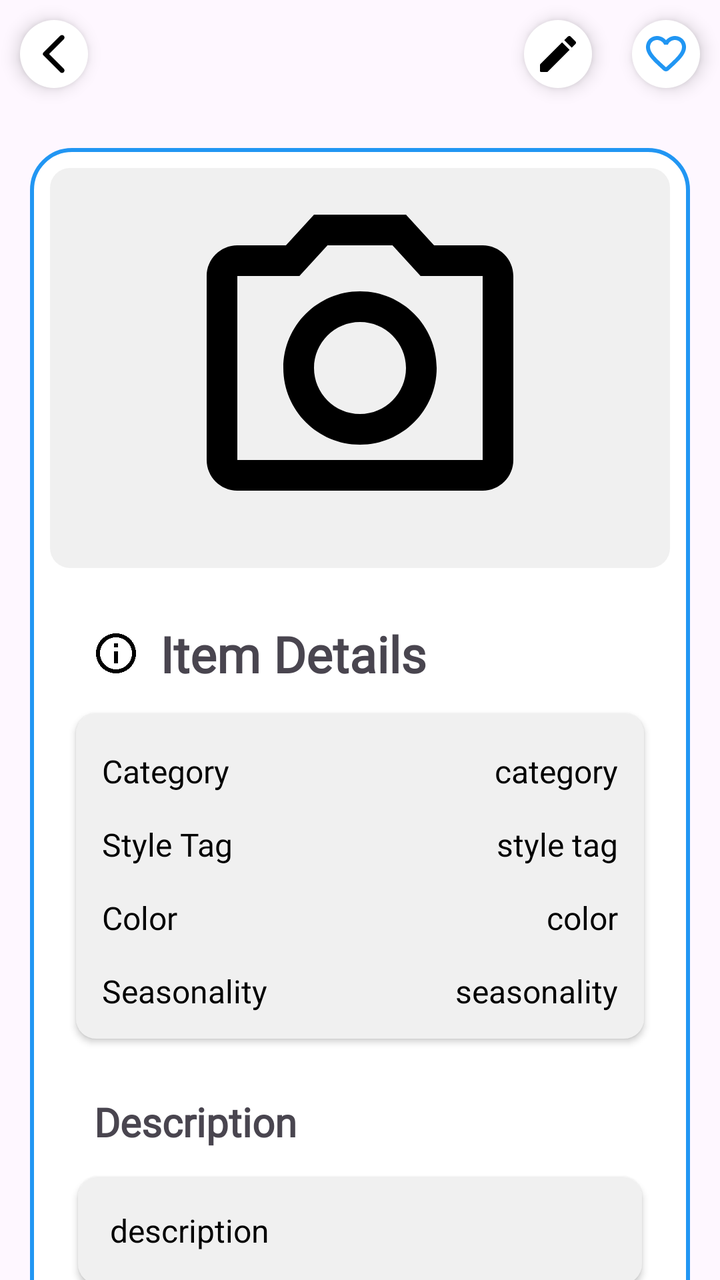
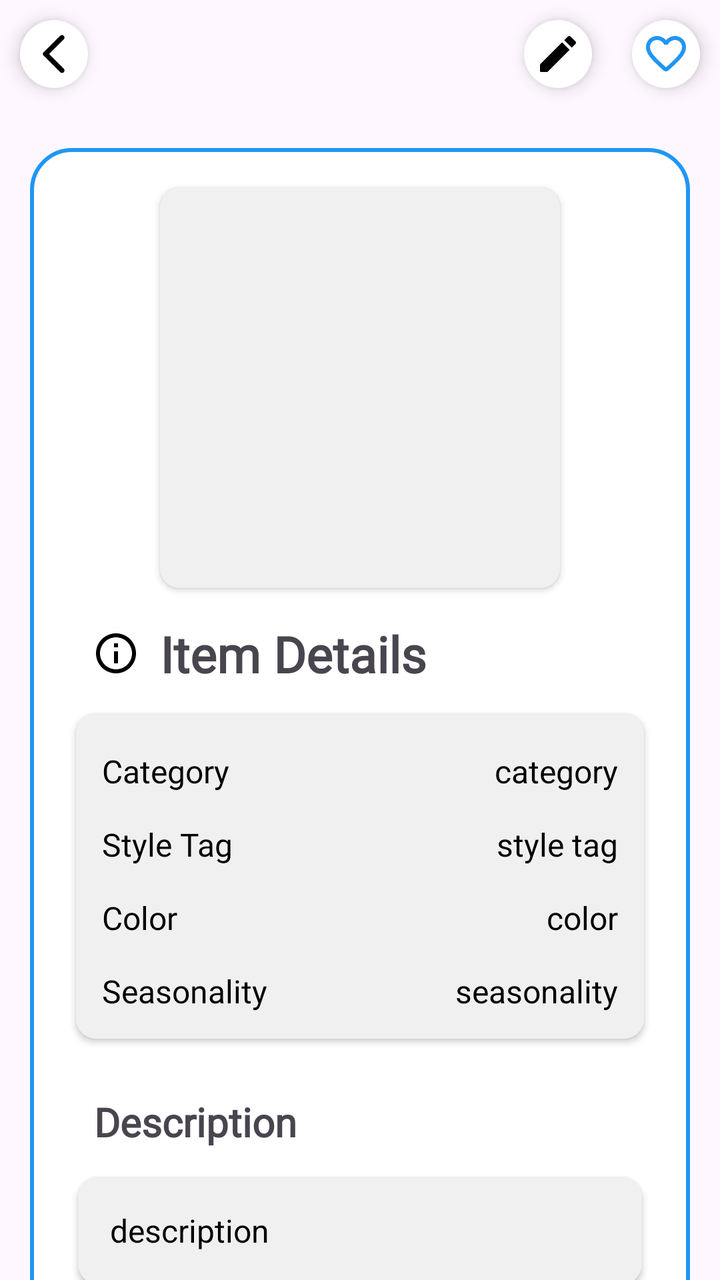

The first picture is an Android layout as it rendered before a commit; the second is the same layout after the commit. The layout source and the unified diff follow.
<!-- AndroidManifest.xml: application theme Theme.StyleWIZ_vol2 -->
<!-- res/layout/fragment_details.xml -->
<?xml version="1.0" encoding="utf-8"?>
<LinearLayout
    xmlns:android="http://schemas.android.com/apk/res/android"
    xmlns:tools="http://schemas.android.com/tools"
    android:layout_width="match_parent"
    android:layout_height="match_parent"
    xmlns:app="http://schemas.android.com/apk/res-auto"
    android:orientation="vertical"
    tools:context=".DetailsFragment">


    <LinearLayout
        android:layout_width="match_parent"
        android:layout_height="wrap_content"
        android:id="@+id/navigation_top"
        android:orientation="horizontal"
        android:gravity="center_vertical">

        <ImageView
            android:layout_width="wrap_content"
            android:layout_height="wrap_content"
            android:id="@+id/back"
            android:layout_margin="10dp"
            android:padding="5dp"
            android:elevation="5dp"
            android:layout_gravity="center"
            android:background="@drawable/circle_shape"
            android:src="@drawable/round_arrow_back_24"/>

        <View
            android:layout_width="0dp"
            android:layout_height="0dp"
            android:layout_weight="1"/>

        <ImageView
            android:layout_width="wrap_content"
            android:layout_height="wrap_content"
            android:id="@+id/edit"
            android:layout_margin="10dp"
            android:padding="5dp"
            android:elevation="5dp"
            android:layout_gravity="center"
            android:background="@drawable/circle_shape"
            android:src="@drawable/round_edit_24"/>
        <ImageView
            android:layout_width="wrap_content"
            android:layout_height="wrap_content"
            android:id="@+id/like"
            android:layout_margin="10dp"
            android:padding="5dp"
            android:elevation="5dp"
            android:layout_gravity="center"
            android:background="@drawable/circle_shape"
            android:src="@drawable/round_favorite_border_24"
            app:tint="@color/blue"/>


    </LinearLayout>





    <ScrollView
        android:layout_width="match_parent"
        android:layout_height="match_parent"
        android:clipToPadding="false"
        android:padding="5dp"
        android:scrollbars="none"
        android:fillViewport="true"
        app:layout_behavior="@string/appbar_scrolling_view_behavior">

        <LinearLayout
            android:layout_width="match_parent"
            android:layout_height="wrap_content"
            android:clipToPadding="false"
            android:orientation="vertical"
            android:padding="10dp">



        <LinearLayout
            android:clipToPadding="false"
            android:layout_width="match_parent"
            android:layout_height="wrap_content"
            android:layout_marginTop="5dp"
            android:background="@drawable/white_background"
            android:orientation="vertical"
            android:padding="10dp"
            app:layout_constraintEnd_toEndOf="parent"
            app:layout_constraintStart_toStartOf="parent"
            app:layout_constraintTop_toBottomOf="parent">

            <ImageView
                android:id="@+id/detImage"
                android:layout_width="match_parent"
                android:layout_height="wrap_content"
                android:maxHeight="200dp"
                android:adjustViewBounds="true"
                android:scaleType="fitCenter"
                android:contentDescription="Detail Image"
                android:src="@drawable/outline_photo_camera_24"
                android:background="@drawable/rounded_corners"/>

            <LinearLayout
                android:id="@+id/linearLayoutEdit"
                android:layout_width="match_parent"
                android:layout_height="wrap_content"
                android:orientation="vertical"
                android:elevation="3dp"
                android:padding="8dp"
                app:layout_constraintEnd_toEndOf="parent"
                app:layout_constraintStart_toStartOf="parent"
                app:layout_constraintTop_toBottomOf="@id/detailImage">


                <LinearLayout
                    android:layout_width="match_parent"
                    android:layout_height="wrap_content"
                    android:layout_marginLeft="5dp"
                    android:layout_marginTop="10dp"
                    android:layout_marginRight="5dp"
                    android:orientation="horizontal"
                    android:padding="8dp">


                    <TextView
                        android:id="@+id/title"
                        android:layout_width="wrap_content"
                        android:layout_height="wrap_content"
                        android:layout_weight="1"
                        android:fontFamily="@font/roboto"
                        android:text="Item Details"
                        android:drawableLeft="@drawable/outline_info_24"
                        android:drawablePadding="10sp"
                        android:textSize="25sp"
                        android:textStyle="bold" />



                </LinearLayout>

            <LinearLayout
                android:layout_width="match_parent"
                android:layout_height="wrap_content"
                android:orientation="vertical"
                android:padding="8dp"
                android:layout_margin="5dp"
                android:elevation="2dp"
                android:outlineProvider="background"
                android:background="@drawable/rounded_corners">

                <LinearLayout
                    android:layout_width="match_parent"
                    android:layout_height="match_parent"
                    android:layout_marginTop="5dp"
                    android:orientation="horizontal"
                    android:padding="5dp">


                    <TextView
                        android:id="@+id/email"
                        android:layout_width="0dp"
                        android:layout_height="wrap_content"
                        android:layout_weight="2"
                        android:fontFamily="@font/roboto"
                        android:text="Category"
                        android:textColor="@color/black"
                        android:textSize="16sp"
                        android:textStyle="" />

                    <TextView
                        android:id="@+id/detailCat"
                        android:layout_width="0dp"
                        android:layout_height="wrap_content"
                        android:layout_marginStart="25dp"
                        android:layout_weight="3"
                        android:text="category"
                        android:textAlignment="viewEnd"
                        android:textColor="@color/black"
                        android:textSize="16sp" />


                </LinearLayout>


                <LinearLayout
                    android:layout_width="match_parent"
                    android:layout_height="match_parent"
                    android:layout_marginTop="5dp"
                    android:orientation="horizontal"
                    android:padding="5dp">


                    <TextView
                        android:id="@+id/username"
                        android:layout_width="0dp"
                        android:layout_height="wrap_content"
                        android:layout_weight="2"
                        android:fontFamily="@font/roboto"
                        android:text="Style Tag"
                        android:textColor="@color/black"
                        android:textSize="16sp"/>

                    <TextView
                        android:id="@+id/detailStyleTag"
                        android:layout_width="0dp"
                        android:layout_height="wrap_content"
                        android:layout_marginStart="25dp"
                        android:layout_weight="3"
                        android:text="style tag"
                        android:textAlignment="viewEnd"
                        android:textColor="@color/black"
                        android:textSize="16sp" />


                </LinearLayout>


                <LinearLayout
                    android:layout_width="match_parent"
                    android:layout_height="match_parent"
                    android:layout_marginTop="5dp"
                    android:orientation="horizontal"
                    android:padding="5dp">


                    <TextView
                        android:id="@+id/password"
                        android:layout_width="0dp"
                        android:layout_height="wrap_content"
                        android:layout_weight="2"
                        android:fontFamily="@font/roboto"
                        android:text="Color"
                        android:textColor="@color/black"
                        android:textSize="16sp"/>

                    <TextView
                        android:id="@+id/detailColor"
                        android:layout_width="0dp"
                        android:layout_height="wrap_content"
                        android:layout_marginStart="25dp"
                        android:layout_weight="3"
                        android:text="color"
                        android:textAlignment="viewEnd"
                        android:textColor="@color/black"
                        android:textSize="16sp" />


                </LinearLayout>


                <LinearLayout
                    android:layout_width="match_parent"
                    android:layout_height="match_parent"
                    android:layout_marginTop="5dp"
                    android:orientation="horizontal"
                    android:padding="5dp">


                    <TextView
                        android:id="@+id/season"
                        android:layout_width="0dp"
                        android:layout_height="wrap_content"
                        android:layout_weight="2"
                        android:fontFamily="@font/roboto"
                        android:text="Seasonality"
                        android:textColor="@color/black"
                        android:textSize="16sp"/>

                    <TextView
                        android:id="@+id/detailSeason"
                        android:layout_width="0dp"
                        android:layout_height="wrap_content"
                        android:layout_marginStart="25dp"
                        android:layout_weight="3"
                        android:text="seasonality"
                        android:textAlignment="viewEnd"
                        android:textColor="@color/black"
                        android:textSize="16sp" />

                </LinearLayout>




            </LinearLayout>

            <LinearLayout
                android:layout_width="match_parent"
                android:layout_height="wrap_content"
                android:layout_marginLeft="6dp"
                android:layout_marginTop="15dp"
                android:layout_marginRight="6dp"
                android:orientation="horizontal"
                android:padding="8dp">


                <TextView
                    android:id="@+id/desc"
                    android:layout_width="wrap_content"
                    android:layout_height="wrap_content"
                    android:layout_weight="1"
                    android:fontFamily="@font/roboto"
                    android:text="Description"
                    android:textSize="20sp"
                    android:textStyle="bold" />



            </LinearLayout>

                <LinearLayout
                    android:layout_width="match_parent"
                    android:layout_height="wrap_content"
                    android:orientation="vertical"
                    android:padding="8dp"
                    android:layout_margin="6dp"
                    android:elevation="2dp"
                    android:outlineProvider="background"
                    android:background="@drawable/rounded_corners">

                    <TextView
                        android:id="@+id/detailDesc"
                        android:layout_width="match_parent"
                        android:layout_height="wrap_content"
                        android:padding="8dp"
                        android:text="description"
                        android:textAlignment="viewStart"
                        android:textColor="@color/black"
                        android:textSize="16sp" />

                </LinearLayout>



            </LinearLayout>



        </LinearLayout>

        </LinearLayout>


    </ScrollView>

</LinearLayout>
<!-- resources referenced by this layout -->
<resources>
  <color name="black">#FF000000</color>
  <color name="blue">#2196F3</color>
  <!-- drawable circle_shape (drawable) -->
  <?xml version="1.0" encoding="utf-8"?>
  <shape xmlns:android="http://schemas.android.com/apk/res/android">
      <solid android:color="#FFFFFF" /> 
      <corners android:radius="50dp" /> 
  </shape>
  <!-- drawable outline_info_24 (drawable) -->
  <vector android:height="24dp" android:tint="#000000"
      android:viewportHeight="24" android:viewportWidth="24"
      android:width="24dp" xmlns:android="http://schemas.android.com/apk/res/android">
      <path android:fillColor="@android:color/white" android:pathData="M11,7h2v2h-2zM11,11h2v6h-2zM12,2C6.48,2 2,6.48 2,12s4.48,10 10,10 10,-4.48 10,-10S17.52,2 12,2zM12,20c-4.41,0 -8,-3.59 -8,-8s3.59,-8 8,-8 8,3.59 8,8 -3.59,8 -8,8z"/>
  </vector>
  <!-- drawable outline_photo_camera_24 (drawable) -->
  <vector android:height="24dp" android:tint="#000000"
      android:viewportHeight="24" android:viewportWidth="24"
      android:width="24dp" xmlns:android="http://schemas.android.com/apk/res/android">
      <path android:fillColor="@android:color/white" android:pathData="M14.12,4l1.83,2L20,6v12L4,18L4,6h4.05l1.83,-2h4.24M15,2L9,2L7.17,4L4,4c-1.1,0 -2,0.9 -2,2v12c0,1.1 0.9,2 2,2h16c1.1,0 2,-0.9 2,-2L22,6c0,-1.1 -0.9,-2 -2,-2h-3.17L15,2zM12,9c1.65,0 3,1.35 3,3s-1.35,3 -3,3 -3,-1.35 -3,-3 1.35,-3 3,-3m0,-2c-2.76,0 -5,2.24 -5,5s2.24,5 5,5 5,-2.24 5,-5 -2.24,-5 -5,-5z"/>
  </vector>
  <!-- drawable round_arrow_back_24 (drawable) -->
  <vector android:height="24dp" android:tint="#000000"
      android:viewportHeight="24" android:viewportWidth="24"
      android:width="24dp" xmlns:android="http://schemas.android.com/apk/res/android">
      <path android:fillColor="@android:color/white" android:pathData="M16.88,2.88L16.88,2.88c-0.49,-0.49 -1.28,-0.49 -1.77,0l-8.41,8.41c-0.39,0.39 -0.39,1.02 0,1.41l8.41,8.41c0.49,0.49 1.28,0.49 1.77,0l0,0c0.49,-0.49 0.49,-1.28 0,-1.77L9.54,12l7.35,-7.35C17.37,4.16 17.37,3.37 16.88,2.88z"/>
  </vector>
  <!-- drawable round_edit_24 (drawable) -->
  <vector android:height="24dp" android:tint="#000000"
      android:viewportHeight="24" android:viewportWidth="24"
      android:width="24dp" xmlns:android="http://schemas.android.com/apk/res/android">
      <path android:fillColor="@android:color/white" android:pathData="M3,17.46v3.04c0,0.28 0.22,0.5 0.5,0.5h3.04c0.13,0 0.26,-0.05 0.35,-0.15L17.81,9.94l-3.75,-3.75L3.15,17.1c-0.1,0.1 -0.15,0.22 -0.15,0.36zM20.71,7.04c0.39,-0.39 0.39,-1.02 0,-1.41l-2.34,-2.34c-0.39,-0.39 -1.02,-0.39 -1.41,0l-1.83,1.83 3.75,3.75 1.83,-1.83z"/>
  </vector>
  <!-- drawable rounded_corners (drawable) -->
  <?xml version="1.0" encoding="utf-8"?>
  <shape xmlns:android="http://schemas.android.com/apk/res/android">
      <solid android:color="#F0F0F0" />
      <corners android:radius="10dp" />
      <padding
          android:left="8dp"
          android:top="8dp"
          android:right="8dp"
          android:bottom="8dp" />
  
  </shape>
  <!-- drawable white_background (drawable) -->
  <?xml version="1.0" encoding="utf-8"?>
  <selector xmlns:android="http://schemas.android.com/apk/res/android">
      <item>
  
          <shape
              android:shape="rectangle">
  
              <solid
                  android:color="@color/white"/>
  
              <corners
                  android:radius="20sp"/>
  
              <stroke
                  android:width="2dp"
                  android:color="@color/blue"/>
  
          </shape>
  
      </item>
  
  </selector>
  <style name="Theme.StyleWIZ_vol2" parent="Base.Theme.StyleWIZ_vol2" />
  <color name="white">#FFFFFFFF</color>
  <style name="Base.Theme.StyleWIZ_vol2" parent="Theme.Material3.DayNight.NoActionBar">
          
          
      </style>
  <!-- unchanged entries left out for length: 1 -->
</resources>

<!-- the commit's change to res/layout/fragment_details.xml (unified diff, before → after) -->
@@ -91,16 +91,22 @@
             app:layout_constraintStart_toStartOf="parent"
             app:layout_constraintTop_toBottomOf="parent">
 
-            <ImageView
-                android:id="@+id/detImage"
-                android:layout_width="match_parent"
-                android:layout_height="wrap_content"
-                android:maxHeight="200dp"
-                android:adjustViewBounds="true"
-                android:scaleType="fitCenter"
-                android:contentDescription="Detail Image"
-                android:src="@drawable/outline_photo_camera_24"
-                android:background="@drawable/rounded_corners"/>
+            <androidx.cardview.widget.CardView
+                android:layout_width="200dp"
+                android:layout_height="200dp"
+                app:cardCornerRadius="10dp"
+                android:layout_marginTop="10dp"
+                android:layout_gravity="center">
+
+                <ImageView
+                    android:id="@+id/detailImage"
+                    android:layout_width="match_parent"
+                    android:layout_height="match_parent"
+                    android:adjustViewBounds="true"
+                    android:scaleType="centerCrop"
+                    android:contentDescription="Detail Image"
+                    android:background="@color/light_gray"/>
+            </androidx.cardview.widget.CardView>
 
             <LinearLayout
                 android:id="@+id/linearLayoutEdit"
@@ -118,7 +124,6 @@
                     android:layout_width="match_parent"
                     android:layout_height="wrap_content"
                     android:layout_marginLeft="5dp"
-                    android:layout_marginTop="10dp"
                     android:layout_marginRight="5dp"
                     android:orientation="horizontal"
                     android:padding="8dp">
<!-- resource entries referenced after the edit -->
@@ -2,6 +2,7 @@
 <resources>
   <color name="black">#FF000000</color>
   <color name="blue">#2196F3</color>
+  <color name="light_gray">#F0F0F0</color>
   <!-- drawable circle_shape (drawable) -->
   <?xml version="1.0" encoding="utf-8"?>
   <shape xmlns:android="http://schemas.android.com/apk/res/android">
@@ -13,12 +14,6 @@
       android:viewportHeight="24" android:viewportWidth="24"
       android:width="24dp" xmlns:android="http://schemas.android.com/apk/res/android">
       <path android:fillColor="@android:color/white" android:pathData="M11,7h2v2h-2zM11,11h2v6h-2zM12,2C6.48,2 2,6.48 2,12s4.48,10 10,10 10,-4.48 10,-10S17.52,2 12,2zM12,20c-4.41,0 -8,-3.59 -8,-8s3.59,-8 8,-8 8,3.59 8,8 -3.59,8 -8,8z"/>
-  </vector>
-  <!-- drawable outline_photo_camera_24 (drawable) -->
-  <vector android:height="24dp" android:tint="#000000"
-      android:viewportHeight="24" android:viewportWidth="24"
-      android:width="24dp" xmlns:android="http://schemas.android.com/apk/res/android">
-      <path android:fillColor="@android:color/white" android:pathData="M14.12,4l1.83,2L20,6v12L4,18L4,6h4.05l1.83,-2h4.24M15,2L9,2L7.17,4L4,4c-1.1,0 -2,0.9 -2,2v12c0,1.1 0.9,2 2,2h16c1.1,0 2,-0.9 2,-2L22,6c0,-1.1 -0.9,-2 -2,-2h-3.17L15,2zM12,9c1.65,0 3,1.35 3,3s-1.35,3 -3,3 -3,-1.35 -3,-3 1.35,-3 3,-3m0,-2c-2.76,0 -5,2.24 -5,5s2.24,5 5,5 5,-2.24 5,-5 -2.24,-5 -5,-5z"/>
   </vector>
   <!-- drawable round_arrow_back_24 (drawable) -->
   <vector android:height="24dp" android:tint="#000000"
